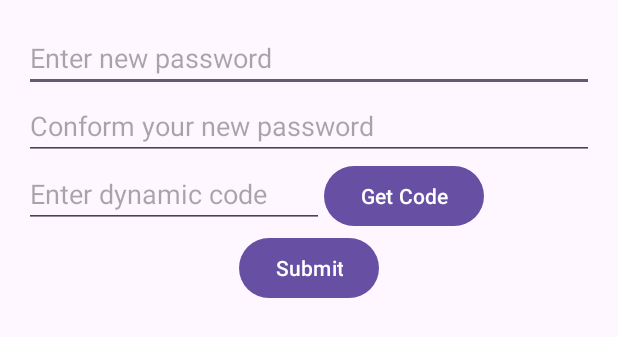
After one commit to DevRuibin/SharableLockAndroid, an Android app: the layout dialog_edit_password.xml on its own in the app's theme, with its tools: preview values and no code run, on a phone screen of 412 x 824 dp. The commit adds this screen. Shown: the top 337 px of the screen. Run offline under Robolectric (Android 15) with nearby library versions, the phone set to English and light mode, and no system bars.

Commit message:
feat: user profile

```diff
--- a/app/build.gradle.kts
+++ b/app/build.gradle.kts
@@ -54,4 +54,6 @@ dependencies {
     implementation(libs.retrofit)
     implementation(libs.converter.gson)
     annotationProcessor("org.projectlombok:lombok:1.18.32")
+    implementation("com.github.bumptech.glide:glide:4.16.0")
+    annotationProcessor("com.github.bumptech.glide:compiler:4.16.0")
 }
--- a/app/src/main/AndroidManifest.xml
+++ b/app/src/main/AndroidManifest.xml
@@ -25,6 +25,8 @@
             android:exported="false" />
         <activity android:name=".Login"
             android:exported="false" />
+        <activity android:name=".Profile"
+            android:exported="false" />
         <activity
             android:name=".MainActivity"
             android:exported="true">
--- a/app/src/main/java/com/example/shareablelock/MainActivity.kt
+++ b/app/src/main/java/com/example/shareablelock/MainActivity.kt
@@ -31,5 +31,11 @@ class MainActivity : AppCompatActivity() {
             startActivity(intent)
         }
 
+        val btnProfile = findViewById<Button>(R.id.btnProfile)
+        btnProfile.setOnClickListener {
+            val intent = Intent(this, Profile::class.java)
+            startActivity(intent)
+        }
+
     }
 }
--- /dev/null
+++ b/app/src/main/java/com/example/shareablelock/PasswordUpdateModel.kt
@@ -0,0 +1,3 @@
+package com.example.shareablelock
+
+data class PasswordUpdateModel(val newPassword: String, val code: String)
--- /dev/null
+++ b/app/src/main/res/layout/dialog_edit_password.xml
@@ -0,0 +1,51 @@
+<?xml version="1.0" encoding="utf-8"?>
+<LinearLayout xmlns:android="http://schemas.android.com/apk/res/android"
+    android:orientation="vertical"
+    android:padding="16dp"
+    android:layout_width="match_parent"
+    android:layout_height="wrap_content">
+
+    <EditText
+        android:id="@+id/editPasswordDialog"
+        android:layout_width="match_parent"
+        android:layout_height="wrap_content"
+        android:hint="Enter new password"
+        android:inputType="textPassword"
+        />
+
+    <EditText
+        android:id="@+id/editConformPwdDialog"
+        android:layout_width="match_parent"
+        android:layout_height="wrap_content"
+        android:hint="Conform your new password"
+        android:inputType="textPassword" />
+    <LinearLayout
+        android:layout_width="match_parent"
+        android:layout_height="wrap_content"
+        android:orientation="horizontal">
+        <EditText
+            android:id="@+id/editCodeDialog"
+            android:layout_width="200dp"
+            android:layout_height="wrap_content"
+            android:hint="Enter dynamic code"
+            android:inputType="number" />
+
+        <Button
+            android:layout_gravity="end"
+            android:layout_width="wrap_content"
+            android:layout_height="wrap_content"
+            android:text="Get Code"
+            android:id="@+id/btnGetCode"
+            />
+    </LinearLayout>
+
+    <Button
+        android:layout_width="wrap_content"
+        android:layout_height="wrap_content"
+        android:text="Submit"
+        android:id="@+id/btnSubmit"
+        android:layout_gravity="center"
+        />
+
+
+</LinearLayout>
--- a/app/src/main/res/values/colors.xml
+++ b/app/src/main/res/values/colors.xml
@@ -3,4 +3,5 @@
     <color name="black">#FF000000</color>
     <color name="white">#FFFFFFFF</color>
     <color name="lightBlue">#2196F3</color>
+    <color name="red">#F44336</color>
 </resources>
```
Also changed, not shown: app/src/main/java/com/example/shareablelock/ApiService.kt (+15 -0 lines), app/src/main/java/com/example/shareablelock/Profile.kt (+235 -0 lines), app/src/main/java/com/example/shareablelock/UserModel.kt (+9 -15 lines), app/src/main/res/layout/activity_main.xml (+9 -0 lines), app/src/main/res/layout/activity_profile.xml (+19 -9 lines), app/src/main/res/layout/dialog_edit_text.xml (added, +15 -0 lines).
